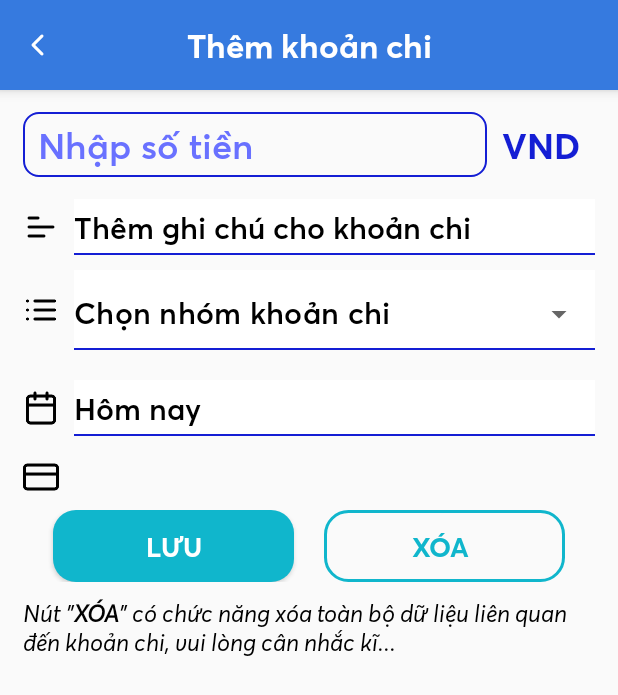
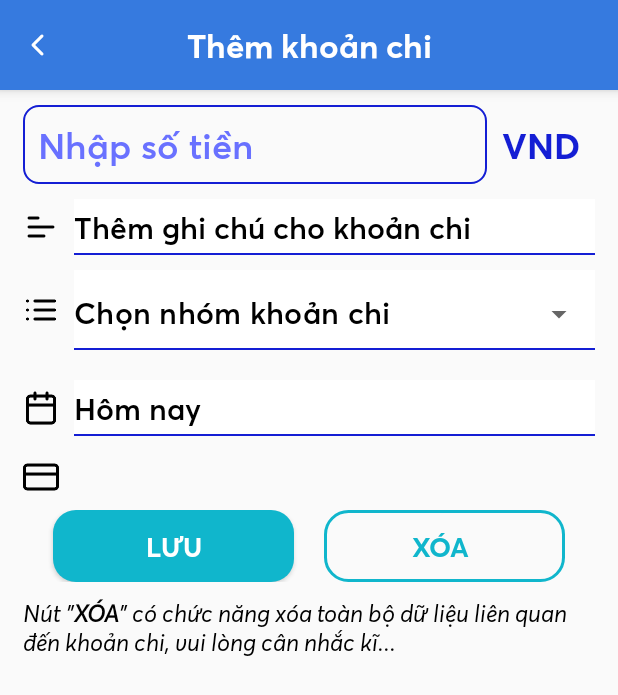
Before and after one commit to dangvu2408/wALLet, an Android app: the AddExpenseActivity screen opened directly, with no data from a screen before it, on a phone screen of 412 x 824 dp. Shown: the top 695 px of the screen. Run offline under Robolectric (Android 15) with nearby library versions, the light colour scheme and no system bars.

Commit message:
[COMMIT - 35] wALLet App Project [] (Aug 24, 2024)

```diff
--- a/app/src/main/java/com/example/walletapp/Activity/AddExpenseActivity.java
+++ b/app/src/main/java/com/example/walletapp/Activity/AddExpenseActivity.java
@@ -41,15 +41,14 @@ import java.util.Calendar;
 import java.util.Locale;
 
 public class AddExpenseActivity extends AppCompatActivity {
-    SQLiteDatabase database;
-    EditText des, money_input;
-    AutoCompleteTextView autoComplete;
-    ImageView back;
-    Button btn_save, btn_delete_all;
-    TextView dateView;
-    LinearLayout dateWidget;
-    String datepicker;
-    ListView listDatabase;
+    private SQLiteDatabase database;
+    private EditText des, money_input;
+    private AutoCompleteTextView autoComplete;
+    private ImageView back;
+    private Button btn_save, btn_delete_all;
+    private TextView dateView;
+    private LinearLayout dateWidget;
+    private String datepicker;
     private Calendar datePicker = Calendar.getInstance();
     private String SRC_DATABASE_NAME = "app_database.db";
 
@@ -65,8 +64,6 @@ public class AddExpenseActivity extends AppCompatActivity {
         money_input = findViewById(R.id.input_expense_money);
         dateView = findViewById(R.id.today_or_not);
         dateWidget = findViewById(R.id.date_picker_widget);
-//        listDatabase = findViewById(R.id.list_database_test);
-
         if (Build.VERSION.SDK_INT >= Build.VERSION_CODES.LOLLIPOP) {
             Window window = getWindow();
             window.addFlags(WindowManager.LayoutParams.FLAG_DRAWS_SYSTEM_BAR_BACKGROUNDS);
@@ -77,11 +74,6 @@ public class AddExpenseActivity extends AppCompatActivity {
         int numDecs = 2;
         TextWatcher watcher = new NumberTextWatcher(this.money_input, locale, numDecs);
         this.money_input.addTextChangedListener(watcher);
-
-//        ArrayList<String> list01 = new ArrayList<>();
-//        ArrayAdapter<String> adapter01 = new ArrayAdapter<>(this, android.R.layout.simple_list_item_1, list01);
-//        listDatabase.setAdapter(adapter01);
-//        HeightUtils.setListViewHeight(listDatabase);
 
         String[] list = getResources().getStringArray(R.array.list_expense);
         DropdownItemAdapter adapter = new DropdownItemAdapter(this, Arrays.asList(list));
--- a/app/src/main/res/layout/activity_add_expense.xml
+++ b/app/src/main/res/layout/activity_add_expense.xml
@@ -57,8 +57,8 @@
                     android:id="@+id/input_expense_money"
                     android:paddingLeft="10dp"
                     android:paddingRight="10dp"
-                    android:paddingTop="5dp"
-                    android:paddingBottom="5dp"
+                    android:paddingTop="10dp"
+                    android:paddingBottom="10dp"
                     android:fontFamily="@font/averta_semibold"
                     android:textSize="24sp"
                     android:textColor="#141ed4"
--- a/app/src/main/res/layout/activity_add_loan.xml
+++ b/app/src/main/res/layout/activity_add_loan.xml
@@ -57,8 +57,8 @@
                     android:id="@+id/input_loan_money"
                     android:paddingLeft="10dp"
                     android:paddingRight="10dp"
-                    android:paddingTop="5dp"
-                    android:paddingBottom="5dp"
+                    android:paddingTop="10dp"
+                    android:paddingBottom="10dp"
                     android:fontFamily="@font/averta_semibold"
                     android:textSize="24sp"
                     android:textColor="#141ed4"
--- a/app/src/main/res/layout/activity_add_percentage.xml
+++ b/app/src/main/res/layout/activity_add_percentage.xml
@@ -57,8 +57,8 @@
                     android:id="@+id/input_percentage_money"
                     android:paddingLeft="10dp"
                     android:paddingRight="10dp"
-                    android:paddingTop="5dp"
-                    android:paddingBottom="5dp"
+                    android:paddingTop="10dp"
+                    android:paddingBottom="10dp"
                     android:fontFamily="@font/averta_semibold"
                     android:textSize="24sp"
                     android:textColor="#141ed4"
--- a/app/src/main/res/layout/activity_add_revenue.xml
+++ b/app/src/main/res/layout/activity_add_revenue.xml
@@ -57,8 +57,8 @@
                     android:id="@+id/input_revenue_money"
                     android:paddingLeft="10dp"
                     android:paddingRight="10dp"
-                    android:paddingTop="5dp"
-                    android:paddingBottom="5dp"
+                    android:paddingTop="10dp"
+                    android:paddingBottom="10dp"
                     android:fontFamily="@font/averta_semibold"
                     android:textSize="24sp"
                     android:textColor="#141ed4"
--- a/app/src/main/res/layout/header_layout.xml
+++ b/app/src/main/res/layout/header_layout.xml
@@ -10,8 +10,8 @@
         android:scaleType="centerCrop"
         android:src="@drawable/headerbgr" />
     <ImageView
-        android:layout_width="30dp"
-        android:layout_height="30dp"
+        android:layout_width="25dp"
+        android:layout_height="25dp"
         android:src="@drawable/x"
         android:layout_marginLeft="10dp"
         android:layout_marginTop="30dp"
--- a/app/src/main/res/layout/home_fragment.xml
+++ b/app/src/main/res/layout/home_fragment.xml
@@ -293,7 +293,7 @@
                         android:layout_width="wrap_content"
                         android:layout_height="wrap_content"
                         android:layout_weight="1"
-                        android:text="Chi tiêu nhiều nhất"
+                        android:text="Giao dịch có giá trị lớn"
                         android:fontFamily="@font/averta_bold"
                         android:textSize="22sp"
                         android:textColor="@color/black"/>
```
Also changed, not shown: app/src/main/java/com/example/walletapp/Activity/AddLoanActivity.java (+8 -16 lines), app/src/main/java/com/example/walletapp/Activity/AddPercentageActivity.java (+8 -17 lines), app/src/main/java/com/example/walletapp/Activity/AddRevenueActivity.java (+8 -15 lines), app/src/main/java/com/example/walletapp/Activity/RecentTransActivity.java (+11 -2 lines), app/src/main/java/com/example/walletapp/Fragment/AnalyzeFragment.java (+17 -0 lines), app/src/main/java/com/example/walletapp/Fragment/HomeFragment.java (+6 -1 lines).
